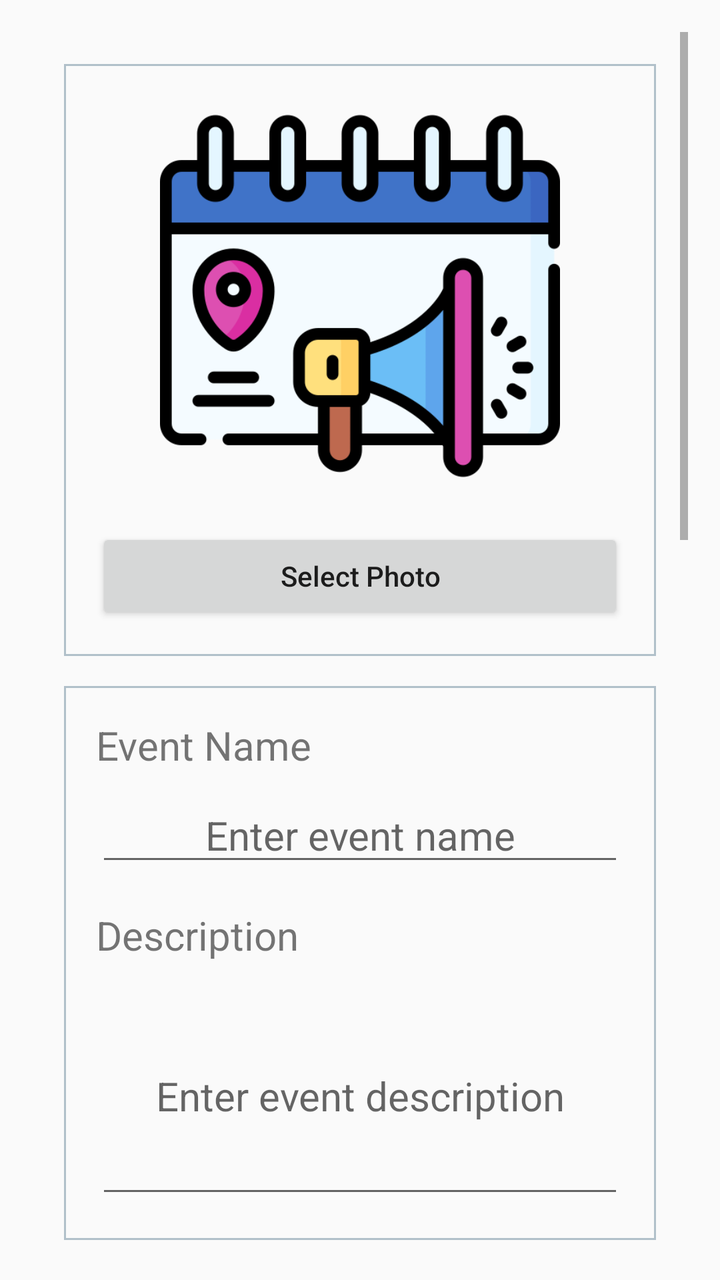
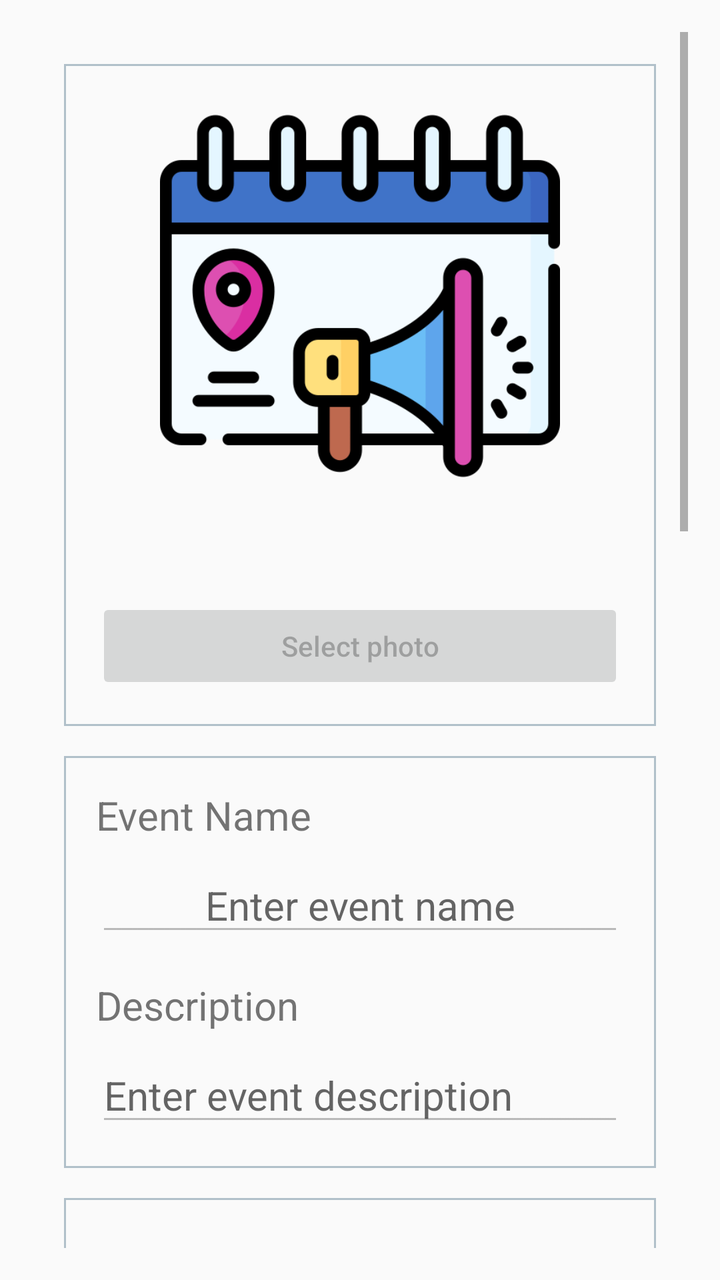

Before-and-after screenshots of an Android layout around one commit, followed by the original layout XML and the change that was made.
<!-- AndroidManifest.xml: application theme MyMaterialTheme -->
<!-- res/layout/activity_event_editable.xml -->
<?xml version="1.0" encoding="utf-8"?>
<ScrollView xmlns:android="http://schemas.android.com/apk/res/android"
    android:layout_width="match_parent"
    android:layout_height="match_parent"
    android:padding="16dp">

    <LinearLayout
        android:layout_width="match_parent"
        android:layout_height="wrap_content"
        android:orientation="vertical"
        android:padding="16dp">
        
        <LinearLayout
            android:layout_width="match_parent"
            android:layout_height="wrap_content"
            android:background="@drawable/edit_text_background_border"
            android:orientation="vertical"
            android:padding="16dp">

            <ImageView
                android:id="@+id/event_photo"
                android:layout_width="match_parent"
                android:layout_height="200dp"
                android:layout_marginBottom="16dp"
                android:contentDescription="Event photo"
                android:src="@drawable/event_512_512" />

            <Button
                android:id="@+id/select_photo_button"
                android:layout_width="match_parent"
                android:layout_height="wrap_content"
                android:text="Select Photo"
                android:textAllCaps="false" />
        </LinearLayout>
        
        <LinearLayout
            android:layout_width="match_parent"
            android:layout_height="wrap_content"
            android:layout_marginTop="15dp"
            android:background="@drawable/edit_text_background_border"
            android:orientation="vertical"
            android:padding="16dp">

            <TextView
                android:id="@+id/event_name_label"
                android:layout_width="wrap_content"
                android:layout_height="wrap_content"
                android:paddingBottom="8dp"
                android:text="Event Name"
                android:textAlignment="center"
                android:textSize="20sp" />

            <EditText
                android:id="@+id/event_name"
                android:layout_width="match_parent"
                android:layout_height="wrap_content"
                android:hint="Enter event name"
                android:textAlignment="center"
                android:textSize="20sp" />

            <TextView
                android:id="@+id/event_description_label"
                android:layout_width="wrap_content"
                android:layout_height="wrap_content"
                android:paddingTop="16dp"
                android:paddingBottom="8dp"
                android:text="Description"
                android:textSize="20sp" />

            <EditText
                android:id="@+id/event_description"
                android:layout_width="match_parent"
                android:layout_height="wrap_content"
                android:hint="Enter event description"
                android:inputType="textMultiLine"
                android:lines="4"
                android:textAlignment="center"
                android:textSize="20sp" />
        </LinearLayout>
        
        <LinearLayout
            android:layout_width="match_parent"
            android:layout_height="wrap_content"
            android:layout_marginTop="15dp"
            android:background="@drawable/edit_text_background_border"
            android:orientation="vertical"
            android:padding="16dp">

            <TextView
                android:id="@+id/event_position_label"
                android:layout_width="match_parent"
                android:layout_height="wrap_content"
                android:paddingTop="16dp"
                android:paddingBottom="8dp"
                android:text="Position"
                android:textSize="20sp" />

            <LinearLayout
                android:layout_width="match_parent"
                android:layout_height="wrap_content"
                android:orientation="horizontal">

                <TextView
                    android:id="@+id/event_latitude_label"
                    android:layout_width="wrap_content"
                    android:layout_height="wrap_content"
                    android:layout_weight="1"
                    android:gravity="center"
                    android:paddingTop="16dp"
                    android:paddingBottom="8dp"
                    android:text="Latitude"
                    android:textSize="20sp" />

                <TextView
                    android:id="@+id/event_longitude_label"
                    android:layout_width="wrap_content"
                    android:layout_height="wrap_content"
                    android:layout_weight="1"
                    android:gravity="center"
                    android:paddingTop="16dp"
                    android:paddingBottom="8dp"
                    android:text="Longitude"
                    android:textSize="20sp" />
            </LinearLayout>

            <LinearLayout
                android:layout_width="match_parent"
                android:layout_height="wrap_content"
                android:orientation="horizontal">

                <TextView
                    android:id="@+id/event_latitude"
                    android:layout_width="wrap_content"
                    android:layout_height="wrap_content"
                    android:layout_weight="1"
                    android:gravity="center"
                    android:hint="Event latitude"
                    android:paddingTop="16dp"
                    android:paddingBottom="8dp"
                    android:textSize="20sp" />

                <TextView
                    android:id="@+id/event_longitude"
                    android:layout_width="wrap_content"
                    android:layout_height="wrap_content"
                    android:layout_weight="1"
                    android:gravity="center"
                    android:hint="Event longitude"
                    android:paddingTop="16dp"
                    android:paddingBottom="8dp"
                    android:textSize="20sp" />
            </LinearLayout>

            <Button
                android:id="@+id/btn_event_location_map"
                android:layout_width="match_parent"
                android:layout_height="wrap_content"
                android:text="Open map"
                android:textAllCaps="false" />
        </LinearLayout>
        
        <LinearLayout
            android:layout_width="match_parent"
            android:layout_height="wrap_content"
            android:layout_marginTop="15dp"
            android:background="@drawable/edit_text_background_border"
            android:orientation="vertical"
            android:padding="20dp">

            <TextView
                android:id="@+id/event_created_label"
                android:layout_width="wrap_content"
                android:layout_height="wrap_content"
                android:paddingTop="16dp"
                android:paddingBottom="8dp"
                android:text="Created"
                android:textSize="20sp" />

            <TextView
                android:id="@+id/event_created"
                android:layout_width="match_parent"
                android:layout_height="wrap_content"
                android:paddingTop="16dp"
                android:paddingBottom="8dp"
                android:textSize="20sp" />

            <TextView
                android:id="@+id/event_starting_label"
                android:layout_width="wrap_content"
                android:layout_height="wrap_content"
                android:paddingTop="16dp"
                android:paddingBottom="8dp"
                android:text="Starting"
                android:textSize="20sp" />

            <EditText
                android:id="@+id/event_starting"
                android:layout_width="match_parent"
                android:layout_height="wrap_content"
                android:clickable="true"
                android:focusable="false"
                android:hint="Starting date and time"
                android:textSize="20sp" />

            <Button
                android:id="@+id/select_starting_date_button"
                android:layout_width="match_parent"
                android:layout_height="wrap_content"
                android:text="Select stating"
                android:textAllCaps="false" />

            <TextView
                android:id="@+id/event_ending_label"
                android:layout_width="wrap_content"
                android:layout_height="wrap_content"
                android:paddingTop="16dp"
                android:paddingBottom="8dp"
                android:text="Ending"
                android:textSize="20sp" />

            <EditText
                android:id="@+id/event_ending"
                android:layout_width="match_parent"
                android:layout_height="wrap_content"
                android:clickable="true"
                android:focusable="false"
                android:hint="Ending date and time"
                android:textSize="20sp" />

            <Button
                android:id="@+id/select_ending_date_button"
                android:layout_width="match_parent"
                android:layout_height="wrap_content"
                android:text="Select ending"
                android:textAllCaps="false" />

        </LinearLayout>
        
        <LinearLayout
            android:layout_width="match_parent"
            android:layout_height="wrap_content"
            android:layout_marginTop="15dp"
            android:background="@drawable/edit_text_background_border"
            android:orientation="vertical"
            android:padding="16dp">

            <TextView
                android:id="@+id/event_city_label"
                android:layout_width="wrap_content"
                android:layout_height="wrap_content"
                android:paddingTop="16dp"
                android:paddingBottom="8dp"
                android:text="City"
                android:textSize="20sp" />

            <EditText
                android:id="@+id/event_city"
                android:layout_width="match_parent"
                android:layout_height="wrap_content"
                android:hint="Enter city"
                android:textSize="20sp" />

        </LinearLayout>
        
        <Button
            android:id="@+id/save_event_button"
            android:layout_width="match_parent"
            android:layout_height="wrap_content"
            android:layout_marginTop="15dp"
            android:text="Save Event" />
    </LinearLayout>
</ScrollView>
<!-- resources referenced by this layout -->
<resources>
  <!-- drawable edit_text_background_border (drawable) -->
  <shape xmlns:android="http://schemas.android.com/apk/res/android">
      <stroke
          android:width="1dp"
          android:color="@color/editTextBorder" />
  </shape>
  <!-- drawable event_512_512: png bitmap (drawable, 26549 bytes) -->
  <style name="MyMaterialTheme" parent="MyMaterialTheme.Base" />
  <color name="editTextBorder">#b1c0ca</color>
  <style name="MyMaterialTheme.Base" parent="Theme.AppCompat.Light.DarkActionBar">
          
          <item name="windowNoTitle">true</item>
          <item name="windowActionBar">true</item>
  
          <item name="colorPrimary">@color/colorPrimary</item>
          <item name="colorPrimaryDark">@color/colorPrimaryDark</item>
          <item name="colorAccent">@color/colorAccent</item>
      </style>
  <color name="colorPrimary">#125688</color>
  <color name="colorPrimaryDark">#125688</color>
  <color name="colorAccent">#cdd4d9</color>
</resources>

<!-- the commit's change to res/layout/activity_event_editable.xml (unified diff, before → after) -->
@@ -18,18 +18,27 @@
             android:padding="16dp">
 
             <ImageView
-                android:id="@+id/event_photo"
+                android:id="@+id/photo"
                 android:layout_width="match_parent"
                 android:layout_height="200dp"
                 android:layout_marginBottom="16dp"
-                android:contentDescription="Event photo"
+                android:contentDescription="@string/event_photo"
                 android:src="@drawable/event_512_512" />
 
+            <TextView
+                android:id="@+id/photo_path"
+                android:layout_width="wrap_content"
+                android:layout_height="wrap_content"
+                android:paddingBottom="8dp"
+                android:textAlignment="center"
+                android:textSize="20sp" />
+
             <Button
                 android:id="@+id/select_photo_button"
                 android:layout_width="match_parent"
                 android:layout_height="wrap_content"
-                android:text="Select Photo"
+                android:enabled="false"
+                android:text="@string/select_photo"
                 android:textAllCaps="false" />
         </LinearLayout>
         
@@ -46,15 +55,16 @@
                 android:layout_width="wrap_content"
                 android:layout_height="wrap_content"
                 android:paddingBottom="8dp"
-                android:text="Event Name"
+                android:text="@string/event_name"
                 android:textAlignment="center"
                 android:textSize="20sp" />
 
             <EditText
-                android:id="@+id/event_name"
-                android:layout_width="match_parent"
-                android:layout_height="wrap_content"
-                android:hint="Enter event name"
+                android:id="@+id/name"
+                android:layout_width="match_parent"
+                android:layout_height="wrap_content"
+                android:enabled="false"
+                android:hint="@string/enter_event_name"
                 android:textAlignment="center"
                 android:textSize="20sp" />
 
@@ -64,17 +74,16 @@
                 android:layout_height="wrap_content"
                 android:paddingTop="16dp"
                 android:paddingBottom="8dp"
-                android:text="Description"
-                android:textSize="20sp" />
-
-            <EditText
-                android:id="@+id/event_description"
-                android:layout_width="match_parent"
-                android:layout_height="wrap_content"
-                android:hint="Enter event description"
+                android:text="@string/description"
+                android:textSize="20sp" />
+
+            <EditText
+                android:id="@+id/description"
+                android:layout_width="match_parent"
+                android:layout_height="wrap_content"
+                android:enabled="false"
+                android:hint="@string/enter_event_description"
                 android:inputType="textMultiLine"
-                android:lines="4"
-                android:textAlignment="center"
                 android:textSize="20sp" />
         </LinearLayout>
         
@@ -92,7 +101,7 @@
                 android:layout_height="wrap_content"
                 android:paddingTop="16dp"
                 android:paddingBottom="8dp"
-                android:text="Position"
+                android:text="@string/position"
                 android:textSize="20sp" />
 
             <LinearLayout
@@ -108,7 +117,7 @@
                     android:gravity="center"
                     android:paddingTop="16dp"
                     android:paddingBottom="8dp"
-                    android:text="Latitude"
+                    android:text="@string/latitude"
                     android:textSize="20sp" />
 
                 <TextView
@@ -119,7 +128,7 @@
                     android:gravity="center"
                     android:paddingTop="16dp"
                     android:paddingBottom="8dp"
-                    android:text="Longitude"
+                    android:text="@string/longitude"
                     android:textSize="20sp" />
             </LinearLayout>
 
@@ -129,33 +138,34 @@
                 android:orientation="horizontal">
 
                 <TextView
-                    android:id="@+id/event_latitude"
-                    android:layout_width="wrap_content"
-                    android:layout_height="wrap_content"
-                    android:layout_weight="1"
-                    android:gravity="center"
-                    android:hint="Event latitude"
-                    android:paddingTop="16dp"
-                    android:paddingBottom="8dp"
-                    android:textSize="20sp" />
-
-                <TextView
-                    android:id="@+id/event_longitude"
-                    android:layout_width="wrap_content"
-                    android:layout_height="wrap_content"
-                    android:layout_weight="1"
-                    android:gravity="center"
-                    android:hint="Event longitude"
+                    android:id="@+id/latitude"
+                    android:layout_width="wrap_content"
+                    android:layout_height="wrap_content"
+                    android:layout_weight="1"
+                    android:gravity="center"
+                    android:hint="@string/event_latitude"
+                    android:paddingTop="16dp"
+                    android:paddingBottom="8dp"
+                    android:textSize="20sp" />
+
+                <TextView
+                    android:id="@+id/longitude"
+                    android:layout_width="wrap_content"
+                    android:layout_height="wrap_content"
+                    android:layout_weight="1"
+                    android:gravity="center"
+                    android:hint="@string/event_longitude"
                     android:paddingTop="16dp"
                     android:paddingBottom="8dp"
                     android:textSize="20sp" />
             </LinearLayout>
 
             <Button
-                android:id="@+id/btn_event_location_map"
-                android:layout_width="match_parent"
-                android:layout_height="wrap_content"
-                android:text="Open map"
+                android:id="@+id/location_map_button"
+                android:layout_width="match_parent"
+                android:layout_height="wrap_content"
+                android:enabled="false"
+                android:text="@string/open_map"
                 android:textAllCaps="false" />
         </LinearLayout>
         
@@ -173,7 +183,7 @@
                 android:layout_height="wrap_content"
                 android:paddingTop="16dp"
                 android:paddingBottom="8dp"
-                android:text="Created"
+                android:text="@string/created"
                 android:textSize="20sp" />
 
             <TextView
@@ -190,23 +200,25 @@
                 android:layout_height="wrap_content"
                 android:paddingTop="16dp"
                 android:paddingBottom="8dp"
-                android:text="Starting"
-                android:textSize="20sp" />
-
-            <EditText
-                android:id="@+id/event_starting"
+                android:text="@string/starting"
+                android:textSize="20sp" />
+
+            <EditText
+                android:id="@+id/starting"
                 android:layout_width="match_parent"
                 android:layout_height="wrap_content"
                 android:clickable="true"
+                android:enabled="false"
                 android:focusable="false"
-                android:hint="Starting date and time"
+                android:hint="@string/starting_date_and_time"
                 android:textSize="20sp" />
 
             <Button
                 android:id="@+id/select_starting_date_button"
                 android:layout_width="match_parent"
                 android:layout_height="wrap_content"
-                android:text="Select stating"
+                android:enabled="false"
+                android:text="@string/select_stating"
                 android:textAllCaps="false" />
 
             <TextView
@@ -215,23 +227,25 @@
                 android:layout_height="wrap_content"
                 android:paddingTop="16dp"
                 android:paddingBottom="8dp"
-                android:text="Ending"
-                android:textSize="20sp" />
-
-            <EditText
-                android:id="@+id/event_ending"
+                android:text="@string/ending"
+                android:textSize="20sp" />
+
+            <EditText
+                android:id="@+id/ending"
                 android:layout_width="match_parent"
                 android:layout_height="wrap_content"
                 android:clickable="true"
+                android:enabled="false"
                 android:focusable="false"
-                android:hint="Ending date and time"
+                android:hint="@string/ending_date_and_time"
                 android:textSize="20sp" />
 
             <Button
                 android:id="@+id/select_ending_date_button"
                 android:layout_width="match_parent"
                 android:layout_height="wrap_content"
-                android:text="Select ending"
+                android:enabled="false"
+                android:text="@string/select_ending"
                 android:textAllCaps="false" />
 
         </LinearLayout>
@@ -250,23 +264,32 @@
                 android:layout_height="wrap_content"
                 android:paddingTop="16dp"
                 android:paddingBottom="8dp"
-                android:text="City"
-                android:textSize="20sp" />
-
-            <EditText
-                android:id="@+id/event_city"
-                android:layout_width="match_parent"
-                android:layout_height="wrap_content"
-                android:hint="Enter city"
+                android:text="@string/city"
+                android:textSize="20sp" />
+
+            <EditText
+                android:id="@+id/city"
+                android:layout_width="match_parent"
+                android:layout_height="wrap_content"
+                android:enabled="false"
+                android:hint="@string/enter_city"
                 android:textSize="20sp" />
 
         </LinearLayout>
         
         <Button
-            android:id="@+id/save_event_button"
-            android:layout_width="match_parent"
-            android:layout_height="wrap_content"
-            android:layout_marginTop="15dp"
-            android:text="Save Event" />
+            android:id="@+id/edit_save_button"
+            android:layout_width="match_parent"
+            android:layout_height="wrap_content"
+            android:layout_marginTop="15dp"
+            android:text="@string/edit" />
+
+        
+        <Button
+            android:id="@+id/delete_event_button"
+            android:layout_width="match_parent"
+            android:layout_height="wrap_content"
+            android:layout_marginTop="15dp"
+            android:text="@string/delete_event" />
     </LinearLayout>
 </ScrollView>
<!-- resource entries referenced after the edit -->
@@ -7,6 +7,29 @@
           android:color="@color/editTextBorder" />
   </shape>
   <!-- drawable event_512_512: png bitmap (drawable, 26549 bytes) -->
+  <string name="city">City</string>
+  <string name="created">Created</string>
+  <string name="delete_event">Delete event</string>
+  <string name="description">Description</string>
+  <string name="edit">Edit</string>
+  <string name="ending">Ending</string>
+  <string name="ending_date_and_time">Ending date and time</string>
+  <string name="enter_city">Enter city</string>
+  <string name="enter_event_description">Enter event description</string>
+  <string name="enter_event_name">Enter event name</string>
+  <string name="event_latitude">Event latitude</string>
+  <string name="event_longitude">Event longitude</string>
+  <string name="event_name">Event Name\t\t\t</string>
+  <string name="event_photo">Event photo</string>
+  <string name="latitude">Latitude</string>
+  <string name="longitude">Longitude</string>
+  <string name="open_map">Open map</string>
+  <string name="position">Position</string>
+  <string name="select_ending">Select ending</string>
+  <string name="select_photo">Select photo</string>
+  <string name="select_stating">Select stating</string>
+  <string name="starting">Starting</string>
+  <string name="starting_date_and_time">Starting date and time</string>
   <style name="MyMaterialTheme" parent="MyMaterialTheme.Base" />
   <color name="editTextBorder">#b1c0ca</color>
   <style name="MyMaterialTheme.Base" parent="Theme.AppCompat.Light.DarkActionBar">
